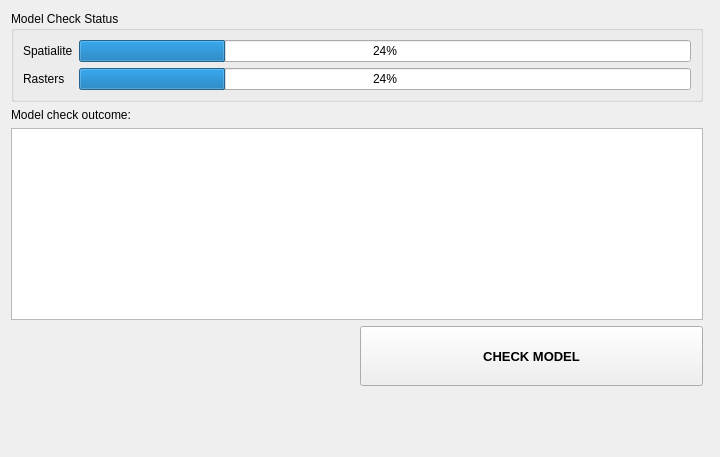
The window that threedi_api_qgis_client/ui/upload_wizard/page_check_model.ui (nens/threedi-api-qgis-client) describes before a commit, drawn with Qt 5.
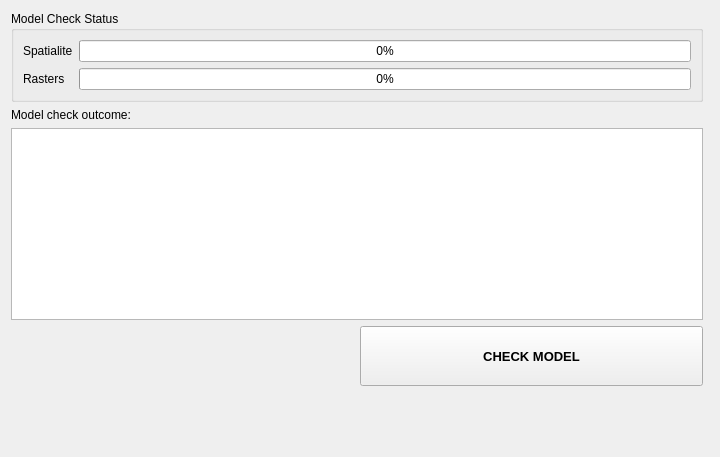
The same window after the commit.

Patch:
```diff
--- a/threedi_api_qgis_client/ui/upload_wizard/page_check_model.ui
+++ b/threedi_api_qgis_client/ui/upload_wizard/page_check_model.ui
@@ -56,7 +56,7 @@
       <item row="0" column="1">
        <widget class="QProgressBar" name="pbar_check_spatialite">
         <property name="value">
-         <number>24</number>
+         <number>0</number>
         </property>
        </widget>
       </item>
@@ -70,7 +70,7 @@
       <item row="1" column="1">
        <widget class="QProgressBar" name="pbar_check_rasters">
         <property name="value">
-         <number>24</number>
+         <number>0</number>
         </property>
        </widget>
       </item>
```
